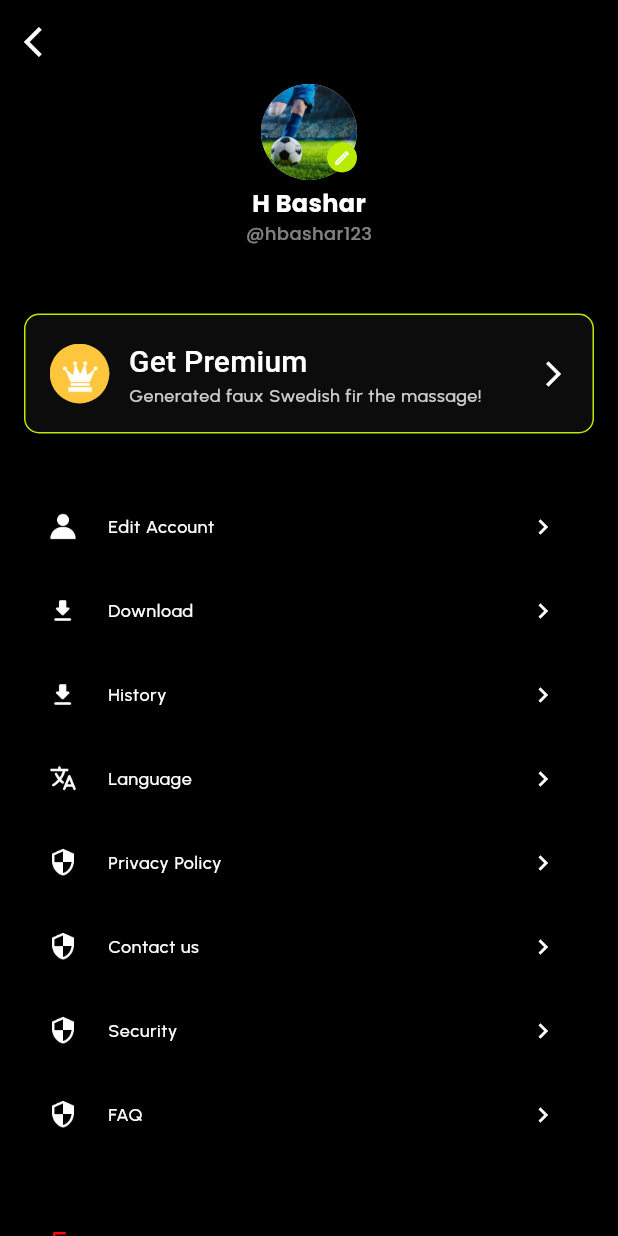
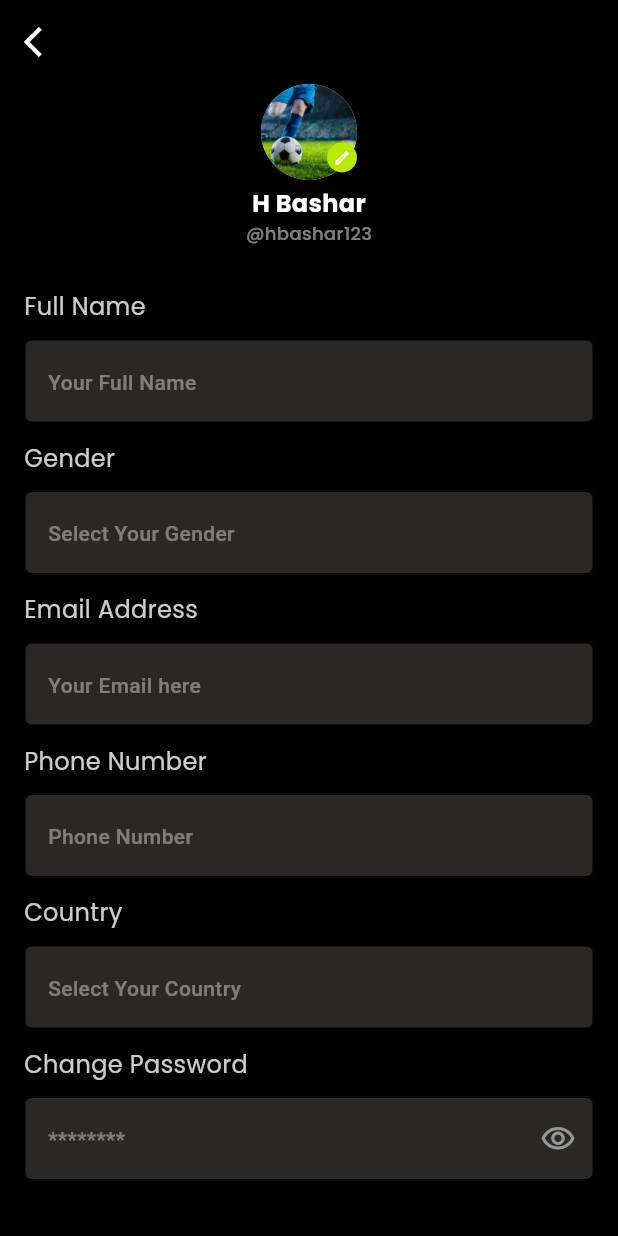
Before and after one commit to salmanbashar1009/malooz, a Flutter app: the MyAccountScreen screen opened by its route, after a tap on "Edit Account", on a phone screen of 412 x 824 dp. Run offline on Flutter 3.47's test engine with Material 3 defaults, Android fonts, the phone set to English and light mode, and no system bars; our stand-ins replace equatable, flutter_bloc, flutter_rating_bar, google_fonts, intl_phone_field, pin_code_fields.

Commit message:
Edit account screen ui complete

```diff
--- a/lib/core/route_config/app_routes.dart
+++ b/lib/core/route_config/app_routes.dart
@@ -6,6 +6,7 @@ import 'package:malooz/features/Auth/sign_up/ui/screens/phone_verificaton_screen
 import 'package:malooz/features/Auth/sign_up/ui/screens/sign_up_screen.dart';
 import 'package:malooz/features/details/ui/screen/details_screen.dart';
 import 'package:malooz/features/home/ui/screens/home_screen.dart';
+import 'package:malooz/features/my_account/ui/screens/edit_account_screen.dart';
 import 'package:malooz/features/my_account/ui/screens/my_account_screen.dart';
 import '../../features/Auth/interest_screen/ui/screens/interest_screen.dart';
 import '../../features/Auth/login/ui/screens/login_screen.dart';
@@ -27,5 +28,6 @@ class AppRoutes{
    RouteNames.detailsScreen: (context) => const DetailsScreen(),
    RouteNames.settingsScreen: (context) => const SettingsScreen(),
    RouteNames.myAccountScreen: (context) => const MyAccountScreen(),
+   RouteNames.editAccountScreen: (context) => const EditAccountScreen(),
  };
 }
--- a/lib/core/route_config/route_names.dart
+++ b/lib/core/route_config/route_names.dart
@@ -11,4 +11,5 @@ class RouteNames{
     static const String detailsScreen = '/detailsScreen';
     static const String settingsScreen = '/settingsScreen';
     static const String myAccountScreen = '/myAccountScreen';
+    static const String editAccountScreen = '/editAccountScreen';
 }
--- /dev/null
+++ b/lib/features/my_account/ui/screens/edit_account_screen.dart
@@ -0,0 +1,75 @@
+import 'package:flutter/material.dart';
+import 'package:google_fonts/google_fonts.dart';
+import 'package:malooz/core/constant/app_padding.dart';
+import 'package:malooz/features/my_account/ui/widgets/profile_avatar.dart';
+
+import '../../../../core/constant/app_colors.dart';
+import '../../../../core/utls/utls.dart';
+
+class EditAccountScreen extends StatelessWidget {
+  const EditAccountScreen({super.key});
+
+  @override
+  Widget build(BuildContext context) {
+    return Scaffold(
+      appBar: AppBar(
+        leading: Utils.backButton(onTap: (){
+          Navigator.pop(context);
+        }),
+      ),
+      body: Padding(
+        padding: AppPadding.horizontal16,
+        child: SingleChildScrollView(
+          child: Column(
+            crossAxisAlignment: CrossAxisAlignment.start,
+            spacing: 12,
+            children: [
+              ProfileAvatar(),
+              const SizedBox(height: 5,),
+              buildTextField(context: context, title: 'Full Name', hintText: 'Your Full Name'),
+              buildTextField(context: context, title: 'Gender', hintText: 'Select Your Gender'),
+              buildTextField(context: context, title: 'Email Address', hintText: 'Your Email here'),
+              buildTextField(context: context, title: 'Phone Number', hintText: 'Phone Number'),
+              buildTextField(context: context, title: 'Country', hintText: 'Select Your Country'),
+              buildTextField(context: context, title: 'Change Password', hintText: '********',isSuffixIcon: true),
+              const SizedBox(height: 35,),
+              Utils.primaryButton(title: 'Update', onPressed: (){}),
+              const SizedBox(height: 35,),
+            ],
+          ),
+        ),
+      ),
+    );
+  }
+
+  Widget buildTextField({required BuildContext context, required String hintText, required String title,bool? isSuffixIcon = false}) {
+    return Column(
+            crossAxisAlignment: CrossAxisAlignment.start,
+            children: [
+              Text(title,style: GoogleFonts.poppins(
+                fontWeight: FontWeight.w400,
+                fontSize: 16,
+                color: AppColors.white80
+              ),),
+              const SizedBox(height: 10,),
+              TextFormField(
+                cursorColor: AppColors.white40,
+                decoration: InputDecoration(
+                  hintText: hintText,
+                  hintStyle: Theme.of(context).textTheme.bodyMedium,
+                  fillColor: Color(0xFF292826),
+                  enabledBorder: OutlineInputBorder(
+                    borderRadius: BorderRadius.circular(5)
+                  ),
+                    focusedBorder: OutlineInputBorder(
+                      borderSide: BorderSide(color: Colors.transparent),
+                    borderRadius: BorderRadius.circular(5)
+                  ),
+                  suffixIcon: isSuffixIcon == true ? Icon(Icons.visibility_outlined,color: AppColors.whiteGrey,) : null
+                ),
+              )
+
+            ],
+          );
+  }
+}
--- a/lib/features/my_account/ui/screens/my_account_screen.dart
+++ b/lib/features/my_account/ui/screens/my_account_screen.dart
@@ -2,6 +2,7 @@ import 'package:flutter/material.dart';
 import 'package:google_fonts/google_fonts.dart';
 import 'package:malooz/core/constant/app_icons.dart';
 import 'package:malooz/core/constant/app_padding.dart';
+import 'package:malooz/core/route_config/route_names.dart';
 import 'package:malooz/features/my_account/ui/widgets/get_premium_tile.dart';
 import '../../../../core/constant/app_colors.dart';
 import '../../../../core/utls/utls.dart';
@@ -27,23 +28,7 @@ class MyAccountScreen extends StatelessWidget {
             crossAxisAlignment: CrossAxisAlignment.center,
             children: [
               ProfileAvatar(),
-              const SizedBox(
-                height: 4,
-              ),
-              Text(
-                "H Bashar",
-                style: GoogleFonts.poppins(
-                    fontWeight: FontWeight.w700,
-                    fontSize: 16,
-                    color: AppColors.white),
-              ),
-              Text(
-                '@hbashar123',
-                style: GoogleFonts.poppins(
-                    fontWeight: FontWeight.w500,
-                    fontSize: 12,
-                    color: AppColors.white50),
-              ),
+
               const SizedBox(
                 height: 45,
               ),
@@ -55,7 +40,9 @@ class MyAccountScreen extends StatelessWidget {
                   context: context,
                   iconPath: AppIcons.person,
                   title: "Edit Account",
-                  onTap: () {}),
+                  onTap: () {
+                    Navigator.pushNamed(context, RouteNames.editAccountScreen);
+                  }),
               Utils.buildTileItem(
                   context: context,
                   iconPath: AppIcons.download,
--- a/lib/features/my_account/ui/widgets/profile_avatar.dart
+++ b/lib/features/my_account/ui/widgets/profile_avatar.dart
@@ -1,4 +1,5 @@
 import 'package:flutter/material.dart';
+import 'package:google_fonts/google_fonts.dart';
 
 import '../../../../core/constant/app_colors.dart';
 import '../../../../core/constant/app_images.dart';
@@ -10,7 +11,9 @@ class ProfileAvatar extends StatelessWidget {
 
   @override
   Widget build(BuildContext context) {
-    return Align(
+    return Column(
+      children: [
+        Align(
           alignment: Alignment.center,
           child: Stack(
             children: [
@@ -39,6 +42,25 @@ class ProfileAvatar extends StatelessWidget {
               )
             ],
           ),
+        ),
+        const SizedBox(
+          height: 4,
+        ),
+        Text(
+          "H Bashar",
+          style: GoogleFonts.poppins(
+              fontWeight: FontWeight.w700,
+              fontSize: 16,
+              color: AppColors.white),
+        ),
+        Text(
+          '@hbashar123',
+          style: GoogleFonts.poppins(
+              fontWeight: FontWeight.w500,
+              fontSize: 12,
+              color: AppColors.white50),
+        ),
+      ],
     );
   }
 }
```
Lines whose indentation alone changed are shown as unchanged.
